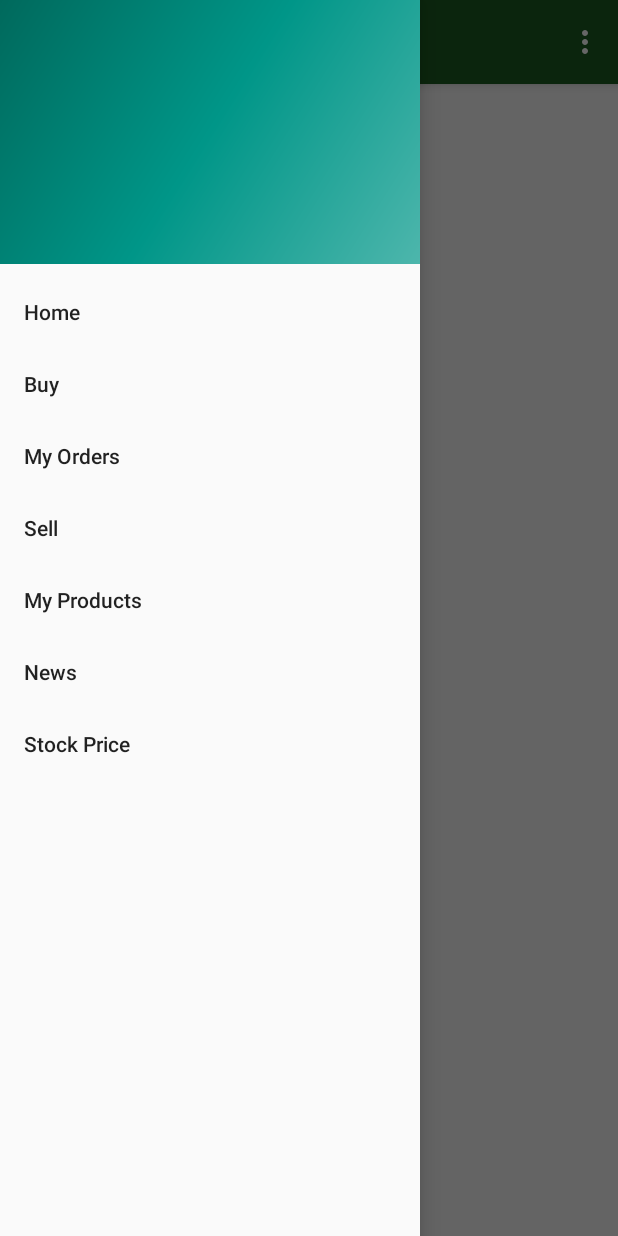
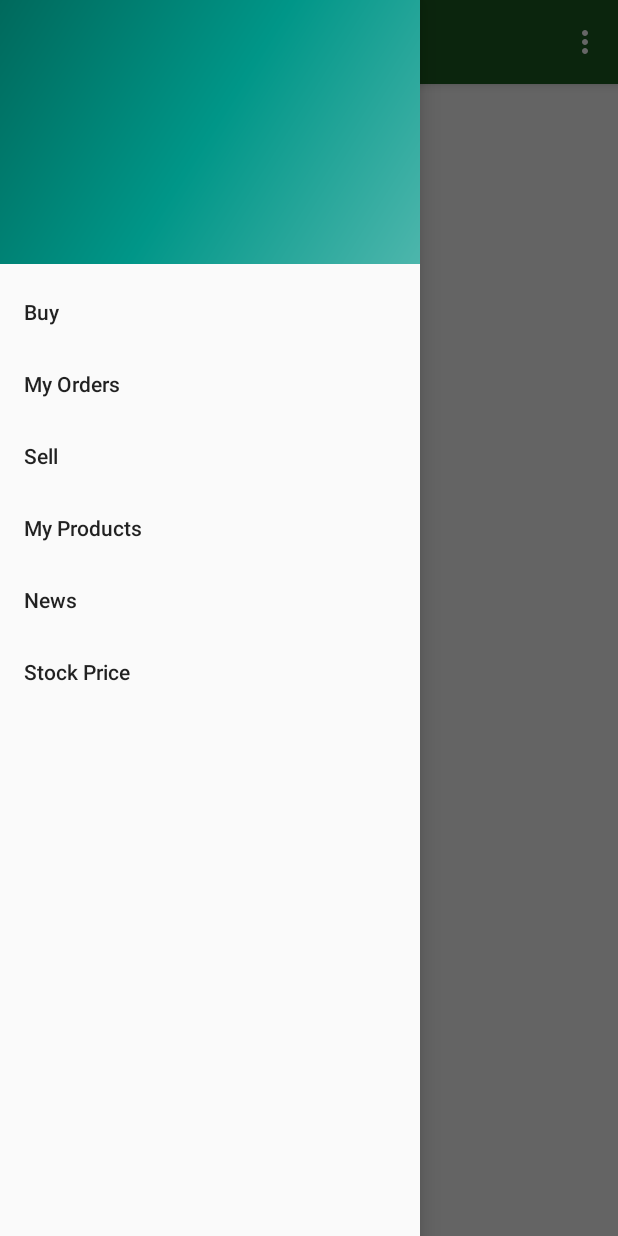
Before and after one commit to alokbharti/AgroMarket, an Android app: the screen it shows after launch once a user with an empty profile is signed in (MainActivity), with the side drawer open, on a phone screen of 412 x 824 dp. Run offline under Robolectric (Android 15) with nearby library versions, the phone set to English and light mode, and no system bars; our stand-ins replace Firebase (no records; nobody signed in at launch, a user with empty details on screens opened directly).

Commit message:
minor changes

```diff
--- a/app/src/main/java/garg/hackfest/MainActivity.java
+++ b/app/src/main/java/garg/hackfest/MainActivity.java
@@ -76,9 +76,7 @@ public class MainActivity extends AppCompatActivity implements NavigationView.On
         // Handle navigation view item clicks here.
         int id = item.getItemId();
 
-        if (id == R.id.home) {
-
-        } else if (id == R.id.buy) {
+         if (id == R.id.buy) {
 
         } else if (id == R.id.my_orders) {
 
--- a/app/src/main/java/garg/hackfest/StockItem.java
+++ b/app/src/main/java/garg/hackfest/StockItem.java
@@ -9,7 +9,7 @@ class StockItem {
     private String min_price;
     private String max_price;
 
-    public StockItem(String commodity, String min_price, String max_price) {
+    public StockItem(String state, String district,String market, String commodity,String variety, String min_price, String max_price) {
         this.state = state;
         this.district = district;
         this.market = market;
--- a/app/src/main/res/menu/activity_main_drawer.xml
+++ b/app/src/main/res/menu/activity_main_drawer.xml
@@ -4,9 +4,7 @@
     tools:showIn="navigation_view">
 
     <group android:checkableBehavior="single">
-        <item
-            android:id="@+id/home"
-            android:title="Home" />
+
         <item
             android:id="@+id/buy"
             android:title="Buy" />
```
Also changed, not shown: app/src/main/java/garg/hackfest/StockPrice.java (+4 -5 lines).
